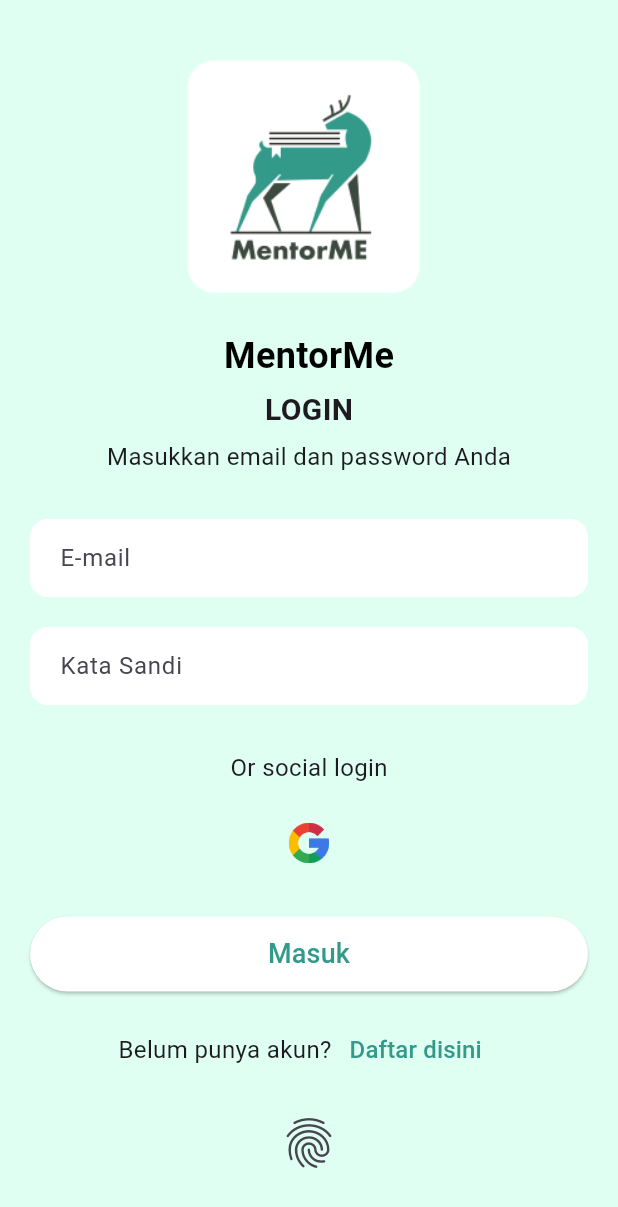
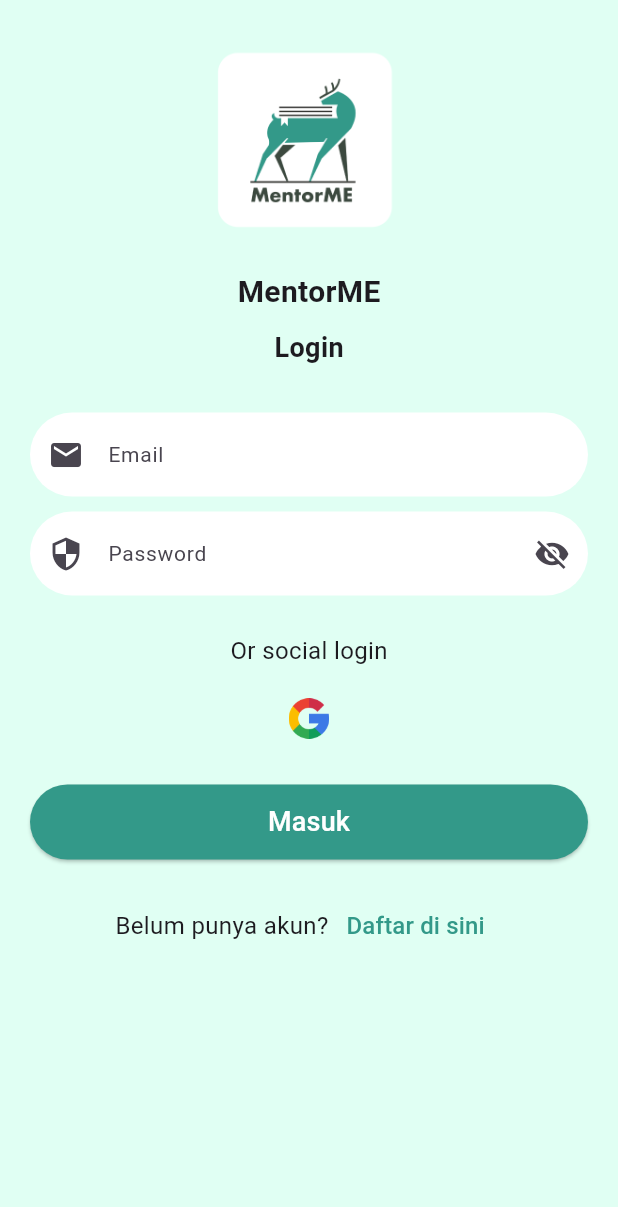
Before and after one commit to MuhReza2004/mentorme-mentor, a Flutter app: the LoginPage screen opened directly, on a phone screen of 412 x 824 dp. Shown: the top 1207 px of the screen. Run offline on Flutter 3.47's test engine with Material 3 defaults, Android fonts, the phone set to English and light mode, and no system bars; our stand-ins replace cloud_firestore, firebase_auth, firebase_core, fluttertoast; accounts and stored records are empty; Roboto replaces fonts that are missing (SFPro).

Commit message:
fix Login

```diff
--- /dev/null
+++ b/lib/Global/Fontstyle.dart
@@ -0,0 +1,25 @@
+import 'package:flutter/material.dart';
+
+class judulstyle {
+  static const TextStyle defaultTextStyle = TextStyle(
+    fontSize: 20,
+    fontWeight: FontWeight.bold,
+    fontFamily: 'SFPro',
+  );
+}
+
+class Subjudulstyle {
+  static const TextStyle defaultTextStyle = TextStyle(
+    fontSize: 18,
+    fontWeight: FontWeight.w600,
+    fontFamily: 'SFPro',
+  );
+}
+
+class Captionsstyle {
+  static const TextStyle defaultTextStyle = TextStyle(
+    fontSize: 14,
+    fontWeight: FontWeight.normal,
+    fontFamily: 'SFPro',
+  );
+}
--- a/lib/Screen/login.dart
+++ b/lib/Screen/login.dart
@@ -1,9 +1,11 @@
+import 'package:firebase_auth/firebase_auth.dart';
 import 'package:flutter/material.dart';
+import 'package:fluttertoast/fluttertoast.dart';
+import 'package:cloud_firestore/cloud_firestore.dart';
+import 'package:mentormementor/Global/Fontstyle.dart';
+import 'package:mentormementor/Global/global.dart';
 import 'package:mentormementor/Screen/MainScreen.dart';
 import 'package:mentormementor/Screen/register.dart';
-import 'package:firebase_auth/firebase_auth.dart';
-import 'package:cloud_firestore/cloud_firestore.dart';
-import 'package:fluttertoast/fluttertoast.dart';
 
 class LoginPage extends StatefulWidget {
   const LoginPage({super.key});
@@ -13,51 +15,96 @@
 }
 
 class _LoginPageState extends State<LoginPage> {
-  // Controller untuk input fields
-  final TextEditingController emailController = TextEditingController();
-  final TextEditingController passwordController = TextEditingController();
+  final emailTextEditingController = TextEditingController();
+  final passwordTextEditingController = TextEditingController();
+  final _formKey = GlobalKey<FormState>();
 
-  // Instance Firebase Auth
-  final FirebaseAuth _auth = FirebaseAuth.instance;
+  bool _passwordVisible = false;
 
-  // Function untuk handle login
-  Future<void> loginUser() async {
+  void showLoadingDialog() {
+    showDialog(
+      context: context,
+      barrierDismissible: false,
+      builder: (BuildContext context) {
+        return Dialog(
+          backgroundColor: Color(0xFFE0FFF3),
+          child: Padding(
+            padding: const EdgeInsets.symmetric(
+                horizontal: 20, vertical: 10), // Atur padding secukupnya
+            child: Column(
+              mainAxisSize:
+                  MainAxisSize.min, // Supaya kotak menyesuaikan dengan konten
+              children: [
+                Image.asset(
+                  'assets/Logo.png',
+                  width: 60, // Sesuaikan ukuran logo
+                  height: 60,
+                ),
+                const SizedBox(height: 15),
+                Row(
+                  mainAxisSize: MainAxisSize
+                      .min, // Menyesuaikan lebar berdasarkan isi Row
+                  children: [
+                    CircularProgressIndicator(
+                      color: Colors.green,
+                    ),
+                    const SizedBox(width: 15),
+                    const Text(
+                      "Sedang masuk...",
+                      style: Subjudulstyle.defaultTextStyle,
+                    ),
+                  ],
+                ),
+              ],
+            ),
+          ),
+        );
+      },
+    );
+  }
+
+  void hideLoadingDialog() {
+    Navigator.of(context, rootNavigator: true).pop();
+  }
+
+  void loginUser() async {
+    if (_formKey.currentState!.validate()) {
+      showLoadingDialog();
+
       try {
-      final UserCredential userCredential =
-          await _auth.signInWithEmailAndPassword(
-        email: emailController.text.trim(),
-        password: passwordController.text.trim(),
+        UserCredential userCredential =
+            await FirebaseAuth.instance.signInWithEmailAndPassword(
+          email: emailTextEditingController.text.trim(),
+          password: passwordTextEditingController.text.trim(),
         );
 
         if (userCredential.user != null) {
-        // Mengambil data user dari Firestore
-        final DocumentSnapshot userDoc = await FirebaseFirestore.instance
+          DocumentSnapshot userDoc = await FirebaseFirestore.instance
               .collection('users_mentor')
               .doc(userCredential.user!.uid)
               .get();
 
           if (userDoc.exists) {
-          // Data user ditemukan
-          Fluttertoast.showToast(msg: "Login berhasil!");
+            currentUser = userCredential.user;
 
-          // Navigate ke MainScreen
-          Navigator.push(
+            Fluttertoast.showToast(msg: "Login berhasil");
+            hideLoadingDialog();
+            Navigator.pushReplacement(
               context,
-            MaterialPageRoute(
-              builder: (context) => const MainScreen(),
-            ),
+              MaterialPageRoute(builder: (c) => const MainScreen()),
             );
           } else {
-          await _auth.signOut();
-          Fluttertoast.showToast(msg: "Data user tidak ditemukan!");
+            hideLoadingDialog();
+            Fluttertoast.showToast(msg: "Data pengguna tidak ditemukan!");
+            await FirebaseAuth.instance.signOut();
+          }
+        }
+      } catch (error) {
+        hideLoadingDialog();
+        Fluttertoast.showToast(msg: "$error");
       }
     } else {
-        await _auth.signOut();
-        Fluttertoast.showToast(msg: "Login gagal!");
-      }
-    } catch (e) {
-      await _auth.signOut();
-      Fluttertoast.showToast(msg: "Terjadi kesalahan: $e");
+      Fluttertoast.showToast(msg: "Mohon isi semua data dengan benar");
     }
   }
 
@@ -66,84 +113,90 @@
     return Scaffold(
       backgroundColor: const Color(0xFFE0FFF3),
       body: SingleChildScrollView(
-        // Agar keyboard tidak menutupi input
         child: Padding(
           padding: const EdgeInsets.all(20.0),
+          child: Form(
+            key: _formKey,
             child: Column(
               mainAxisAlignment: MainAxisAlignment.center,
               children: [
                 Image.asset(
                   'assets/Logo.png', // Ganti dengan path logo
-                width: 200,
-                height: 200,
+                  width: 150,
+                  height: 150,
                 ),
-              const Text(
-                'MentorMe',
-                style: TextStyle(
-                  fontSize: 24,
-                  fontWeight: FontWeight.bold,
-                  color: Colors.black,
-                ),
-              ),
-              const SizedBox(height: 5),
-              const Text(
-                'LOGIN',
-                style: TextStyle(
-                  fontSize: 20,
-                  fontWeight: FontWeight.bold,
-                ),
-              ),
-              const SizedBox(height: 5),
-              const Text(
-                'Masukkan email dan password Anda',
-                style: TextStyle(fontSize: 16),
-              ),
+                const SizedBox(height: 10),
+                const Text('MentorME', style: judulstyle.defaultTextStyle),
+                const SizedBox(height: 10),
+                const Text('Login', style: Subjudulstyle.defaultTextStyle),
                 const SizedBox(height: 30),
-              TextField(
+                TextFormField(
+                  controller: emailTextEditingController,
                   decoration: InputDecoration(
-                  hintText: 'E-mail',
+                    hintText: 'Email',
+                    hintStyle: Captionsstyle.defaultTextStyle,
                     filled: true,
                     fillColor: Colors.white,
                     border: OutlineInputBorder(
-                    borderRadius: BorderRadius.circular(12),
+                      borderRadius: BorderRadius.circular(40),
                       borderSide: BorderSide.none,
                     ),
-                  contentPadding:
-                      const EdgeInsets.symmetric(vertical: 14, horizontal: 16),
+                    prefixIcon: const Icon(Icons.email),
                   ),
+                  autovalidateMode: AutovalidateMode.onUserInteraction,
+                  validator: (text) {
+                    if (text == null || text.isEmpty) {
+                      return 'Tidak boleh kosong';
+                    }
+                    return null;
+                  },
                 ),
-              const SizedBox(height: 20),
-              TextField(
-                obscureText: true, // Menyembunyikan password
+                const SizedBox(height: 10),
+                TextFormField(
+                  controller: passwordTextEditingController,
+                  obscureText: !_passwordVisible,
                   decoration: InputDecoration(
-                  hintText: 'Kata Sandi',
+                    hintText: 'Password',
+                    hintStyle: Captionsstyle.defaultTextStyle,
                     filled: true,
                     fillColor: Colors.white,
                     border: OutlineInputBorder(
-                    borderRadius: BorderRadius.circular(12),
+                      borderRadius: BorderRadius.circular(40),
                       borderSide: BorderSide.none,
                     ),
-                  contentPadding:
-                      const EdgeInsets.symmetric(vertical: 14, horizontal: 16),
+                    prefixIcon: const Icon(Icons.security),
+                    suffixIcon: IconButton(
+                      icon: Icon(_passwordVisible
+                          ? Icons.visibility
+                          : Icons.visibility_off),
+                      onPressed: () {
+                        setState(() {
+                          _passwordVisible = !_passwordVisible;
+                        });
+                      },
                     ),
                   ),
-              const SizedBox(height: 30),
+                  autovalidateMode: AutovalidateMode.onUserInteraction,
+                  validator: (text) {
+                    if (text == null || text.isEmpty) {
+                      return 'Tidak boleh kosong';
+                    }
+                    return null;
+                  },
+                ),
+                SizedBox(
+                  height: 25,
+                ),
                 const Text(
                   'Or social login',
                   style: TextStyle(fontSize: 16),
                 ),
-              const SizedBox(height: 15),
+                SizedBox(
+                  height: 10,
+                ),
                 Row(
                   mainAxisAlignment: MainAxisAlignment.center,
                   children: [
-                  // IconButton(
-                  //   onPressed: () {
-                  //     // Aksi login dengan Apple
-                  //   },
-                  //   icon: const Icon(Icons.apple),
-                  //   iconSize: 40,
-                  // ),
-                  // const SizedBox(width: 15),
                     IconButton(
                       onPressed: () {
                         // Aksi login dengan Google
@@ -156,14 +209,11 @@
                     ),
                   ],
                 ),
-              const SizedBox(height: 25),
+                const SizedBox(height: 20),
                 ElevatedButton(
-                onPressed: () {
-                  // Aksi login
-                  loginUser();
-                },
+                  onPressed: loginUser,
                   style: ElevatedButton.styleFrom(
-                  backgroundColor: const Color(0xfffffffff),
+                    backgroundColor: const Color(0xFF339989),
                     minimumSize: const Size.fromHeight(50),
                     shape: RoundedRectangleBorder(
                       borderRadius: BorderRadius.circular(25),
@@ -171,13 +221,10 @@
                   ),
                   child: const Text(
                     'Masuk',
-                  style: TextStyle(
-                    fontSize: 18,
-                    color: Color(0xFF339989),
+                    style: TextStyle(fontSize: 18, color: Colors.white),
                   ),
                 ),
-              ),
-              const SizedBox(height: 15),
+                const SizedBox(height: 20),
                 Row(
                   mainAxisAlignment: MainAxisAlignment.center,
                   children: [
@@ -187,15 +234,15 @@
                     ),
                     TextButton(
                       onPressed: () {
-                      // Aksi navigasi ke halaman daftar
                         Navigator.push(
                           context,
                           MaterialPageRoute(
-                            builder: (context) => const RegisterPage()),
+                            builder: (context) => const RegisterPage(),
+                          ),
                         );
                       },
                       child: const Text(
-                      'Daftar disini',
+                        'Daftar di sini',
                         style: TextStyle(
                           fontSize: 16,
                           color: Color(0xFF339989),
@@ -204,15 +251,8 @@
                     ),
                   ],
                 ),
-              const SizedBox(height: 10),
-              IconButton(
-                onPressed: () {
-                  // Aksi untuk tombol fingerprint
-                },
-                icon: const Icon(Icons.fingerprint),
-                iconSize: 40,
+              ],
             ),
-            ],
           ),
         ),
       ),
```
Also changed, not shown: lib/services/storage/storage.dart (added). Lines whose indentation alone changed are shown as unchanged.
